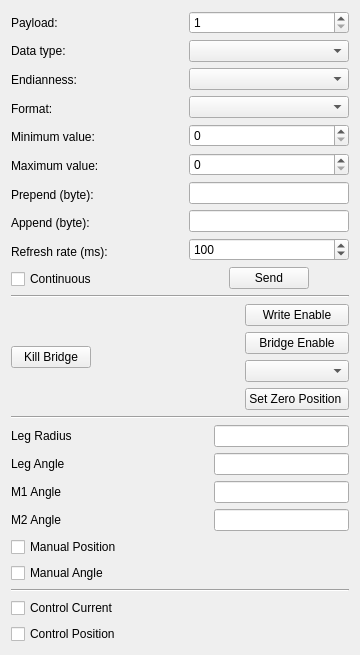
Old version of the form framewidget.ui in the repository BenSchZA/baleka-robotic-leg-qt-app.
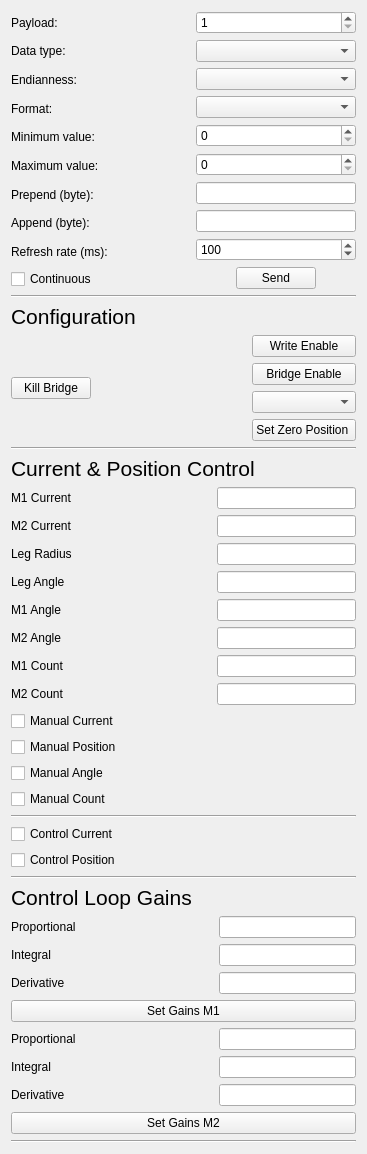
New version of the form.

Commit message: Gain change dialog added, attempt at plotting.

Diff of the .ui file:
```diff
--- a/framewidget.ui
+++ b/framewidget.ui
@@ -6,22 +6,43 @@
    <rect>
     <x>0</x>
     <y>0</y>
-    <width>360</width>
-    <height>613</height>
+    <width>367</width>
+    <height>1056</height>
    </rect>
   </property>
   <property name="windowTitle">
    <string>Form</string>
   </property>
   <layout class="QGridLayout" name="gridLayout">
-   <item row="3" column="0">
+   <item row="21" column="0">
+    <widget class="Line" name="line_5">
+     <property name="orientation">
+      <enum>Qt::Horizontal</enum>
+     </property>
+    </widget>
+   </item>
+   <item row="14" column="0">
+    <widget class="Line" name="line_4">
+     <property name="orientation">
+      <enum>Qt::Horizontal</enum>
+     </property>
+    </widget>
+   </item>
+   <item row="20" column="0">
+    <widget class="QPushButton" name="SetGainsM2">
+     <property name="text">
+      <string>Set Gains M2</string>
+     </property>
+    </widget>
+   </item>
+   <item row="4" column="0">
     <widget class="Line" name="line_2">
      <property name="orientation">
       <enum>Qt::Horizontal</enum>
      </property>
     </widget>
    </item>
-   <item row="2" column="0">
+   <item row="3" column="0">
     <layout class="QHBoxLayout" name="horizontalLayout_3">
      <item>
       <layout class="QVBoxLayout" name="verticalLayout_7">
@@ -83,10 +104,24 @@
      </item>
     </layout>
    </item>
-   <item row="4" column="0">
+   <item row="6" column="0">
     <layout class="QHBoxLayout" name="horizontalLayout_4">
      <item>
       <layout class="QVBoxLayout" name="verticalLayout_4">
+       <item>
+        <widget class="QLabel" name="label_15">
+         <property name="text">
+          <string>M1 Current</string>
+         </property>
+        </widget>
+       </item>
+       <item>
+        <widget class="QLabel" name="label_14">
+         <property name="text">
+          <string>M2 Current</string>
+         </property>
+        </widget>
+       </item>
        <item>
         <widget class="QLabel" name="label_10">
          <property name="text">
@@ -115,6 +150,20 @@
          </property>
         </widget>
        </item>
+       <item>
+        <widget class="QLabel" name="label_16">
+         <property name="text">
+          <string>M1 Count</string>
+         </property>
+        </widget>
+       </item>
+       <item>
+        <widget class="QLabel" name="label_17">
+         <property name="text">
+          <string>M2 Count</string>
+         </property>
+        </widget>
+       </item>
       </layout>
      </item>
      <item>
@@ -132,6 +181,12 @@
      </item>
      <item>
       <layout class="QVBoxLayout" name="verticalLayout_3">
+       <item>
+        <widget class="QLineEdit" name="M1Current"/>
+       </item>
+       <item>
+        <widget class="QLineEdit" name="M2Current"/>
+       </item>
        <item>
         <widget class="QLineEdit" name="LegRadius"/>
        </item>
@@ -144,6 +199,12 @@
        <item>
         <widget class="QLineEdit" name="M2Angle"/>
        </item>
+       <item>
+        <widget class="QLineEdit" name="M1Count"/>
+       </item>
+       <item>
+        <widget class="QLineEdit" name="M2Count"/>
+       </item>
       </layout>
      </item>
     </layout>
@@ -155,13 +216,68 @@
      </property>
     </widget>
    </item>
-   <item row="5" column="0">
+   <item row="8" column="0">
     <widget class="QCheckBox" name="ManualPositioncheckBox">
      <property name="text">
       <string>Manual Position</string>
      </property>
     </widget>
    </item>
+   <item row="16" column="0">
+    <layout class="QHBoxLayout" name="horizontalLayout_5">
+     <item>
+      <layout class="QVBoxLayout" name="verticalLayout_8">
+       <item>
+        <widget class="QLabel" name="label_18">
+         <property name="text">
+          <string>Proportional</string>
+         </property>
+        </widget>
+       </item>
+       <item>
+        <widget class="QLabel" name="label_19">
+         <property name="text">
+          <string>Integral</string>
+         </property>
+        </widget>
+       </item>
+       <item>
+        <widget class="QLabel" name="label_20">
+         <property name="text">
+          <string>Derivative</string>
+         </property>
+        </widget>
+       </item>
+      </layout>
+     </item>
+     <item>
+      <spacer name="horizontalSpacer_6">
+       <property name="orientation">
+        <enum>Qt::Horizontal</enum>
+       </property>
+       <property name="sizeHint" stdset="0">
+        <size>
+         <width>40</width>
+         <height>20</height>
+        </size>
+       </property>
+      </spacer>
+     </item>
+     <item>
+      <layout class="QVBoxLayout" name="verticalLayout_5">
+       <item>
+        <widget class="QLineEdit" name="PGainM1"/>
+       </item>
+       <item>
+        <widget class="QLineEdit" name="IGainM1"/>
+       </item>
+       <item>
+        <widget class="QLineEdit" name="DGainM1"/>
+       </item>
+      </layout>
+     </item>
+    </layout>
+   </item>
    <item row="0" column="0">
     <layout class="QHBoxLayout" name="horizontalLayout_2">
      <item>
@@ -338,34 +454,146 @@
      </item>
     </layout>
    </item>
-   <item row="7" column="0">
+   <item row="11" column="0">
     <widget class="Line" name="line_3">
      <property name="orientation">
       <enum>Qt::Horizontal</enum>
      </property>
     </widget>
    </item>
-   <item row="6" column="0">
+   <item row="9" column="0">
     <widget class="QCheckBox" name="ManualAnglecheckBox">
      <property name="text">
       <string>Manual Angle</string>
      </property>
     </widget>
    </item>
-   <item row="8" column="0">
+   <item row="12" column="0">
     <widget class="QCheckBox" name="ControlCurrent">
      <property name="text">
       <string>Control Current</string>
      </property>
     </widget>
    </item>
-   <item row="9" column="0">
+   <item row="13" column="0">
     <widget class="QCheckBox" name="ControlPosition">
      <property name="text">
       <string>Control Position</string>
      </property>
     </widget>
    </item>
+   <item row="7" column="0">
+    <widget class="QCheckBox" name="ManualCurrentcheckBox">
+     <property name="text">
+      <string>Manual Current</string>
+     </property>
+    </widget>
+   </item>
+   <item row="10" column="0">
+    <widget class="QCheckBox" name="ManualCountcheckBox">
+     <property name="text">
+      <string>Manual Count</string>
+     </property>
+    </widget>
+   </item>
+   <item row="5" column="0">
+    <widget class="QLabel" name="label_22">
+     <property name="font">
+      <font>
+       <pointsize>16</pointsize>
+      </font>
+     </property>
+     <property name="text">
+      <string>Current &amp; Position Control</string>
+     </property>
+    </widget>
+   </item>
+   <item row="15" column="0">
+    <widget class="QLabel" name="label_21">
+     <property name="font">
+      <font>
+       <pointsize>16</pointsize>
+      </font>
+     </property>
+     <property name="text">
+      <string>Control Loop Gains</string>
+     </property>
+    </widget>
+   </item>
+   <item row="2" column="0">
+    <widget class="QLabel" name="label_23">
+     <property name="font">
+      <font>
+       <pointsize>16</pointsize>
+      </font>
+     </property>
+     <property name="text">
+      <string>Configuration</string>
+     </property>
+    </widget>
+   </item>
+   <item row="18" column="0">
+    <widget class="QPushButton" name="SetGainsM1">
+     <property name="text">
+      <string>Set Gains M1</string>
+     </property>
+    </widget>
+   </item>
+   <item row="19" column="0">
+    <layout class="QHBoxLayout" name="horizontalLayout_6">
+     <item>
+      <layout class="QVBoxLayout" name="verticalLayout_10">
+       <item>
+        <widget class="QLabel" name="label_26">
+         <property name="text">
+          <string>Proportional</string>
+         </property>
+        </widget>
+       </item>
+       <item>
+        <widget class="QLabel" name="label_24">
+         <property name="text">
+          <string>Integral</string>
+         </property>
+        </widget>
+       </item>
+       <item>
+        <widget class="QLabel" name="label_25">
+         <property name="text">
+          <string>Derivative</string>
+         </property>
+        </widget>
+       </item>
+      </layout>
+     </item>
+     <item>
+      <spacer name="horizontalSpacer_7">
+       <property name="orientation">
+        <enum>Qt::Horizontal</enum>
+       </property>
+       <property name="sizeHint" stdset="0">
+        <size>
+         <width>40</width>
+         <height>20</height>
+        </size>
+       </property>
+      </spacer>
+     </item>
+     <item>
+      <layout class="QVBoxLayout" name="verticalLayout_9">
+       <item>
+        <widget class="QLineEdit" name="PGainM2"/>
+       </item>
+       <item>
+        <widget class="QLineEdit" name="IGainM2"/>
+       </item>
+       <item>
+        <widget class="QLineEdit" name="DGainM2"/>
+       </item>
+      </layout>
+     </item>
+    </layout>
+   </item>
   </layout>
  </widget>
  <resources/>
```
The commit also changes 9 other files.
